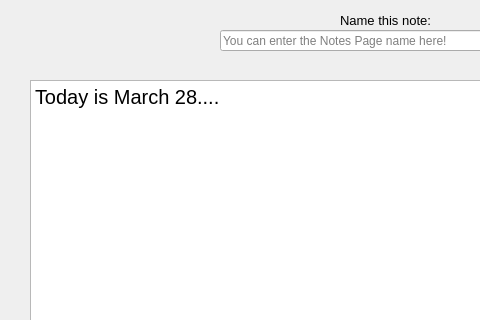
Above: PTI/SPCK/GUI/editNote1.ui from GreenSystemDuy08/TL-C4K-PTI01 before the change; both pictures show x 0 to 480 and y 0 to 320 of the 751 by 525 pixel window. Below: the same form after it.
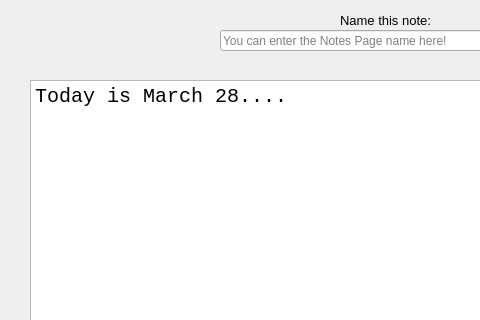
That is the form after the change.

What changed in the file:
```diff
--- a/PTI/SPCK/GUI/editNote1.ui
+++ b/PTI/SPCK/GUI/editNote1.ui
@@ -59,6 +59,7 @@
     </property>
     <property name="font">
      <font>
+      <family>Consolas</family>
       <pointsize>15</pointsize>
      </font>
     </property>
```
